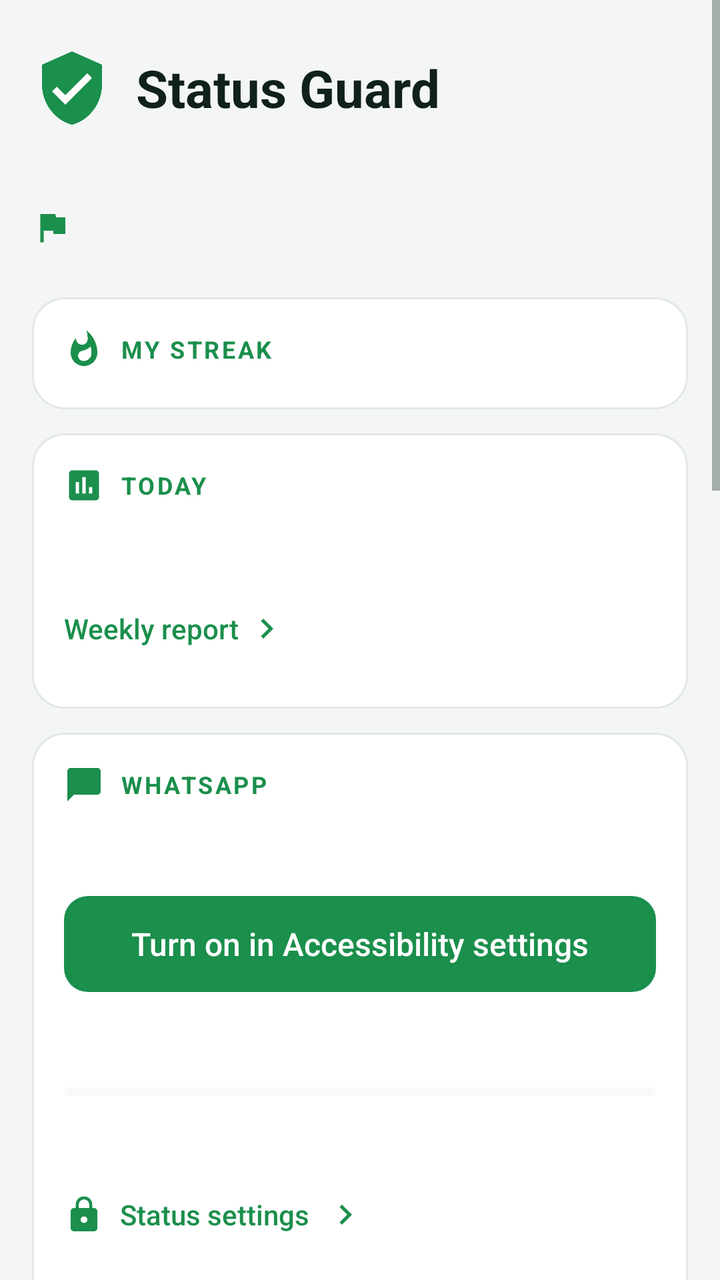
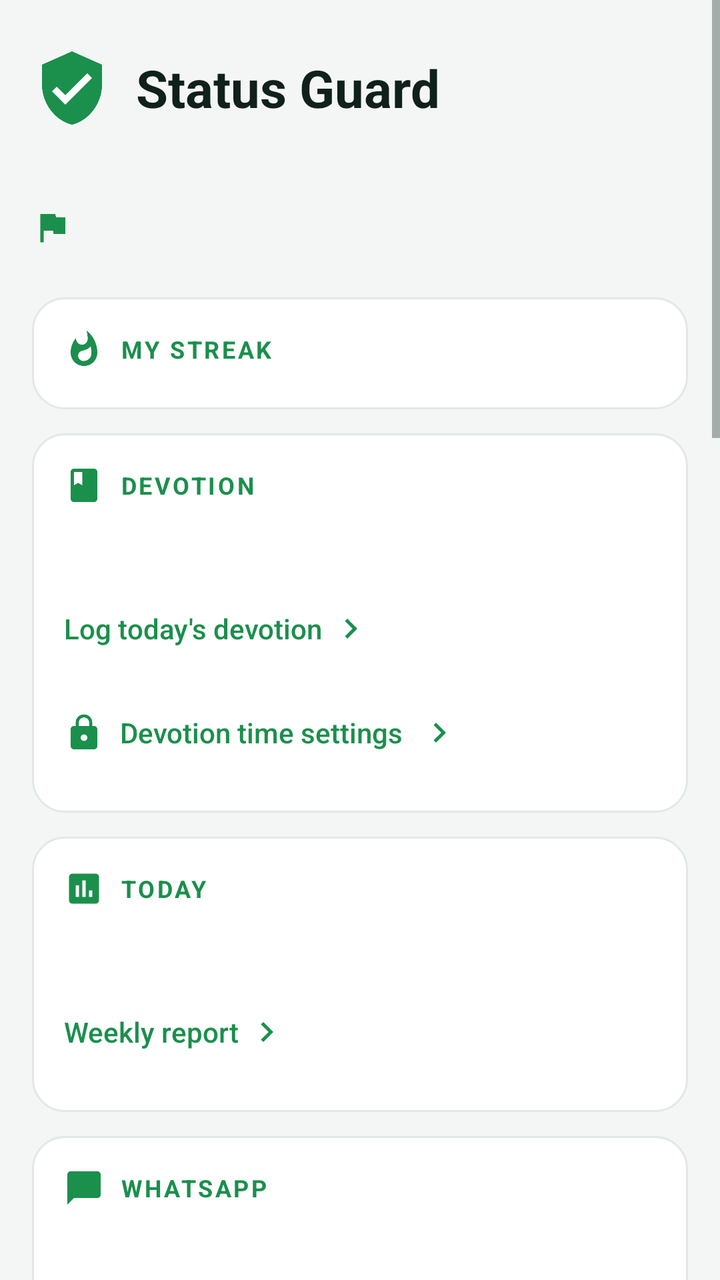

Before-and-after screenshots of an Android layout around one commit, followed by the original layout XML and the change that was made.
<!-- AndroidManifest.xml: application theme AppTheme -->
<!-- res/layout/activity_main.xml -->
<?xml version="1.0" encoding="utf-8"?>
<ScrollView xmlns:android="http://schemas.android.com/apk/res/android"
    android:layout_width="match_parent"
    android:layout_height="match_parent"
    android:fitsSystemWindows="true">

    <LinearLayout style="@style/Page">

        <LinearLayout
            android:layout_width="match_parent"
            android:layout_height="wrap_content"
            android:gravity="center_vertical"
            android:orientation="horizontal">

            <ImageView
                android:layout_width="40dp"
                android:layout_height="40dp"
                android:importantForAccessibility="no"
                android:src="@drawable/ic_launcher" />

            <TextView style="@style/Title" android:layout_marginStart="@dimen/space_m" android:text="@string/app_name" />
        </LinearLayout>

        <TextView android:id="@+id/whyText" style="@style/Subtitle" android:layout_marginTop="@dimen/space_m" android:textStyle="italic" />

        <TextView
            android:id="@+id/intentionText"
            style="@style/Body"
            android:drawableStart="@drawable/ic_flag"
            android:drawableTint="@color/accent"
            android:textStyle="bold" />

        <Button
            android:id="@+id/runningButton"
            style="@style/PrimaryButton"
            android:backgroundTint="@color/warning"
            android:drawableStart="@drawable/ic_alarm"
            android:text="Alarm in progress · tap to open"
            android:visibility="gone" />

        
        <LinearLayout style="@style/Card.First">
            <TextView style="@style/Heading" android:drawableStart="@drawable/ic_flame" android:text="My streak" />
            <FrameLayout
                android:id="@+id/streakBox"
                android:layout_width="match_parent"
                android:layout_height="wrap_content" />
        </LinearLayout>

        
        <LinearLayout style="@style/Card">
            <TextView style="@style/Heading" android:drawableStart="@drawable/ic_chart" android:text="Today" />
            <TextView android:id="@+id/todayText" style="@style/Body" />
            <Button android:id="@+id/reportButton" style="@style/LinkButton" android:text="Weekly report" />
        </LinearLayout>

        
        <LinearLayout style="@style/Card">
            <TextView style="@style/Heading" android:drawableStart="@drawable/ic_chat" android:text="WhatsApp" />
            <TextView android:id="@+id/protectionText" style="@style/Body" />
            <Button android:id="@+id/enableButton" style="@style/PrimaryButton" android:text="Turn on in Accessibility settings" />
            <TextView android:id="@+id/usageText" style="@style/Body" android:layout_marginTop="@dimen/space_m" />
            <ProgressBar
                android:id="@+id/usageBar"
                style="@android:style/Widget.DeviceDefault.ProgressBar.Horizontal"
                android:layout_width="match_parent"
                android:layout_height="wrap_content"
                android:layout_marginTop="@dimen/space_s"
                android:progressBackgroundTint="@color/outline"
                android:progressTint="@color/accent" />
            <TextView android:id="@+id/nowText" style="@style/Caption" android:layout_marginTop="@dimen/space_s" />
            <Button android:id="@+id/settingsButton" style="@style/LockedLinkButton" android:text="Status settings" />
            <TextView android:id="@+id/focusText" style="@style/Body" android:layout_marginTop="@dimen/space_m" />
            <Button android:id="@+id/focusButton" style="@style/LockedLinkButton" android:text="Focus times" />
        </LinearLayout>

        
        <LinearLayout style="@style/Card">
            <TextView style="@style/Heading" android:drawableStart="@drawable/ic_play" android:text="Social media" />
            <TextView android:id="@+id/socialUsageText" style="@style/Body" />
            <ProgressBar
                android:id="@+id/socialBar"
                style="@android:style/Widget.DeviceDefault.ProgressBar.Horizontal"
                android:layout_width="match_parent"
                android:layout_height="wrap_content"
                android:layout_marginTop="@dimen/space_s"
                android:progressBackgroundTint="@color/outline"
                android:progressTint="@color/accent" />
            <TextView android:id="@+id/socialNowText" style="@style/Caption" android:layout_marginTop="@dimen/space_s" />
            <TextView android:id="@+id/socialAppsText" style="@style/Caption" android:layout_marginTop="@dimen/space_s" />
            <Button android:id="@+id/socialButton" style="@style/LockedLinkButton" android:text="Social media settings" />
        </LinearLayout>

        
        <LinearLayout style="@style/Card">
            <TextView style="@style/Heading" android:drawableStart="@drawable/ic_alarm" android:text="Strict alarms" />
            <TextView android:id="@+id/alarmText" style="@style/Body" />
            <Button android:id="@+id/alarmsButton" style="@style/LinkButton" android:text="Alarms" />
        </LinearLayout>

        
        <LinearLayout style="@style/Card">
            <TextView style="@style/Heading" android:drawableStart="@drawable/ic_moon" android:text="Sleep time" />
            <TextView android:id="@+id/sleepText" style="@style/Body" />
            <Button android:id="@+id/sleepButton" style="@style/LockedLinkButton" android:text="Sleep settings" />
        </LinearLayout>

        
        <LinearLayout style="@style/Card">
            <TextView style="@style/Heading" android:drawableStart="@drawable/ic_edit" android:text="My words" />
            <TextView android:id="@+id/wordsText" style="@style/Body" />
            <Button android:id="@+id/wordsButton" style="@style/LinkButton" android:text="Whys, quotes &amp; intention" />
        </LinearLayout>

        
        <LinearLayout style="@style/Card">
            <TextView style="@style/Heading" android:drawableStart="@drawable/ic_key" android:text="Account" />
            <TextView android:id="@+id/passwordText" style="@style/Body" />
            <Button android:id="@+id/passwordButton" style="@style/LockedLinkButton" />
        </LinearLayout>

        <TextView
            style="@style/Caption"
            android:layout_marginTop="@dimen/space_xl"
            android:text="Can't turn protection on? Android Settings → Apps → Status Guard → ⋮ (top right) → Allow restricted settings, then try again." />
    </LinearLayout>
</ScrollView>
<!-- resources referenced by this layout -->
<resources>
  <color name="accent">#1B8F4C</color>
  <color name="outline">#E2E8E5</color>
  <color name="warning">#D97706</color>
  <dimen name="space_m">12dp</dimen>
  <dimen name="space_s">8dp</dimen>
  <dimen name="space_xl">24dp</dimen>
  <string name="app_name">Status Guard</string>
  <style name="Caption">
          <item name="android:layout_width">wrap_content</item>
          <item name="android:layout_height">wrap_content</item>
          <item name="android:layout_marginTop">@dimen/space_xs</item>
          <item name="android:textSize">@dimen/text_caption</item>
          <item name="android:lineSpacingMultiplier">1.15</item>
          <item name="android:textColor">@color/text_secondary</item>
      </style>
  <style name="Card">
          <item name="android:layout_width">match_parent</item>
          <item name="android:layout_height">wrap_content</item>
          <item name="android:layout_marginTop">@dimen/space_m</item>
          <item name="android:background">@drawable/card_background</item>
          <item name="android:orientation">vertical</item>
          <item name="android:padding">@dimen/space_l</item>
      </style>
  <style name="Card.First">
          <item name="android:layout_marginTop">@dimen/space_xl</item>
      </style>
  <style name="LinkButton" parent="SecondaryButton">
          <item name="android:drawableEnd">@drawable/ic_chevron_right</item>
      </style>
  <style name="LockedLinkButton" parent="LinkButton">
          <item name="android:drawableStart">@drawable/ic_lock</item>
          <item name="android:drawablePadding">@dimen/space_s</item>
      </style>
  <style name="Subtitle">
          <item name="android:layout_width">wrap_content</item>
          <item name="android:layout_height">wrap_content</item>
          <item name="android:layout_marginTop">@dimen/space_xs</item>
          <item name="android:textSize">@dimen/text_small</item>
          <item name="android:textColor">@color/text_secondary</item>
      </style>
  <style name="Title">
          <item name="android:layout_width">wrap_content</item>
          <item name="android:layout_height">wrap_content</item>
          <item name="android:textSize">@dimen/text_title</item>
          <item name="android:textStyle">bold</item>
          <item name="android:textColor">@color/text_primary</item>
      </style>
  <dimen name="text_body">16sp</dimen>
  <color name="text_primary">#10201A</color>
  <dimen name="space_xs">4dp</dimen>
  <dimen name="text_caption">13sp</dimen>
  <color name="text_secondary">#5E6B66</color>
  <!-- drawable card_background (drawable) -->
  <?xml version="1.0" encoding="utf-8"?>
  <shape xmlns:android="http://schemas.android.com/apk/res/android">
      <solid android:color="@color/surface" />
      <stroke android:width="1dp" android:color="@color/outline" />
      <corners android:radius="@dimen/radius_card" />
  </shape>
  <dimen name="space_l">16dp</dimen>
  <dimen name="text_overline">12sp</dimen>
  <dimen name="space_xxl">32dp</dimen>
  <dimen name="button_height">48dp</dimen>
  <dimen name="text_small">14sp</dimen>
  <dimen name="text_title">26sp</dimen>
  <color name="background">#F4F6F5</color>
  <color name="surface">#FFFFFF</color>
  <dimen name="radius_card">16dp</dimen>
  <dimen name="radius_button">12dp</dimen>
  <!-- unchanged entries left out for length: 19 -->
</resources>

<!-- the commit's change to res/layout/activity_main.xml (unified diff, before → after) -->
@@ -48,6 +48,13 @@
         </LinearLayout>
 
         
+        <LinearLayout style="@style/Card">
+            <TextView style="@style/Heading" android:drawableStart="@drawable/ic_book" android:text="Devotion" />
+            <TextView android:id="@+id/devotionText" style="@style/Body" />
+            <Button android:id="@+id/devotionLogButton" style="@style/LinkButton" android:text="Log today's devotion" />
+            <Button android:id="@+id/devotionButton" style="@style/LockedLinkButton" android:text="Devotion time settings" />
+        </LinearLayout>
+
         <LinearLayout style="@style/Card">
             <TextView style="@style/Heading" android:drawableStart="@drawable/ic_chart" android:text="Today" />
             <TextView android:id="@+id/todayText" style="@style/Body" />
<!-- resource entries referenced after the edit -->
@@ -6,6 +6,18 @@
   <dimen name="space_m">12dp</dimen>
   <dimen name="space_s">8dp</dimen>
   <dimen name="space_xl">24dp</dimen>
+  <!-- drawable ic_book (drawable) -->
+  <?xml version="1.0" encoding="utf-8"?>
+  <vector xmlns:android="http://schemas.android.com/apk/res/android"
+      android:width="20dp"
+      android:height="20dp"
+      android:tint="?android:attr/textColorPrimary"
+      android:viewportWidth="24"
+      android:viewportHeight="24">
+      <path
+          android:fillColor="@android:color/white"
+          android:pathData="M18,2H6c-1.1,0 -2,0.9 -2,2v16c0,1.1 0.9,2 2,2h12c1.1,0 2,-0.9 2,-2V4c0,-1.1 -0.9,-2 -2,-2zM6,4h5v8l-2.5,-1.5L6,12V4z" />
+  </vector>
   <string name="app_name">Status Guard</string>
   <style name="Caption">
           <item name="android:layout_width">wrap_content</item>
